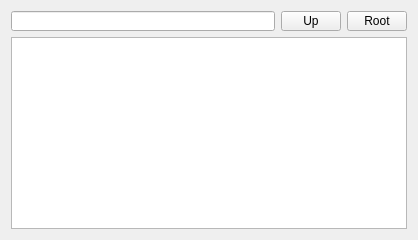
Above: FW/UI/recordexplorer.ui from JAntn/wblocks before the change. Below: the same form after it.
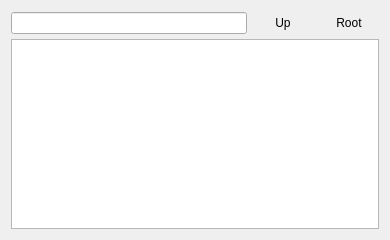
That is the form after the change. Icons and pictures are not drawn.

Diff of the .ui file:
```diff
--- a/FW/UI/recordexplorer.ui
+++ b/FW/UI/recordexplorer.ui
@@ -6,7 +6,7 @@
    <rect>
     <x>0</x>
     <y>0</y>
-    <width>418</width>
+    <width>390</width>
     <height>240</height>
    </rect>
   </property>
@@ -18,7 +18,7 @@
   </property>
   <property name="minimumSize">
    <size>
-    <width>0</width>
+    <width>390</width>
     <height>0</height>
    </size>
   </property>
@@ -33,7 +33,7 @@
        <property name="minimumSize">
         <size>
          <width>0</width>
-         <height>20</height>
+         <height>22</height>
         </size>
        </property>
        <property name="maximumSize">
@@ -49,7 +49,7 @@
        <property name="minimumSize">
         <size>
          <width>60</width>
-         <height>20</height>
+         <height>22</height>
         </size>
        </property>
        <property name="maximumSize">
@@ -61,6 +61,19 @@
        <property name="text">
         <string>Up</string>
        </property>
+       <property name="icon">
+        <iconset resource="../../resource.qrc">
+         <normaloff>:/Icons/rcc/22x22/actions/go-up.png</normaloff>:/Icons/rcc/22x22/actions/go-up.png</iconset>
+       </property>
+       <property name="iconSize">
+        <size>
+         <width>22</width>
+         <height>22</height>
+        </size>
+       </property>
+       <property name="flat">
+        <bool>true</bool>
+       </property>
       </widget>
      </item>
      <item>
@@ -68,7 +81,7 @@
        <property name="minimumSize">
         <size>
          <width>60</width>
-         <height>20</height>
+         <height>22</height>
         </size>
        </property>
        <property name="maximumSize">
@@ -80,6 +93,19 @@
        <property name="text">
         <string>Root</string>
        </property>
+       <property name="icon">
+        <iconset resource="../../resource.qrc">
+         <normaloff>:/Icons/rcc/22x22/actions/go-home.png</normaloff>:/Icons/rcc/22x22/actions/go-home.png</iconset>
+       </property>
+       <property name="iconSize">
+        <size>
+         <width>22</width>
+         <height>22</height>
+        </size>
+       </property>
+       <property name="flat">
+        <bool>true</bool>
+       </property>
       </widget>
      </item>
     </layout>
@@ -88,7 +114,7 @@
     <widget class="QTableView" name="TableView">
      <property name="minimumSize">
       <size>
-       <width>360</width>
+       <width>0</width>
        <height>0</height>
       </size>
      </property>
@@ -101,9 +127,6 @@
      <property name="editTriggers">
       <set>QAbstractItemView::DoubleClicked</set>
      </property>
-     <property name="alternatingRowColors">
-      <bool>true</bool>
-     </property>
      <property name="selectionMode">
       <enum>QAbstractItemView::ExtendedSelection</enum>
      </property>
@@ -111,7 +134,7 @@
       <enum>QAbstractItemView::SelectRows</enum>
      </property>
      <property name="showGrid">
-      <bool>false</bool>
+      <bool>true</bool>
      </property>
      <property name="gridStyle">
       <enum>Qt::NoPen</enum>
```
Left out of the diff: 7 changed lines with no effect on the pictures.
